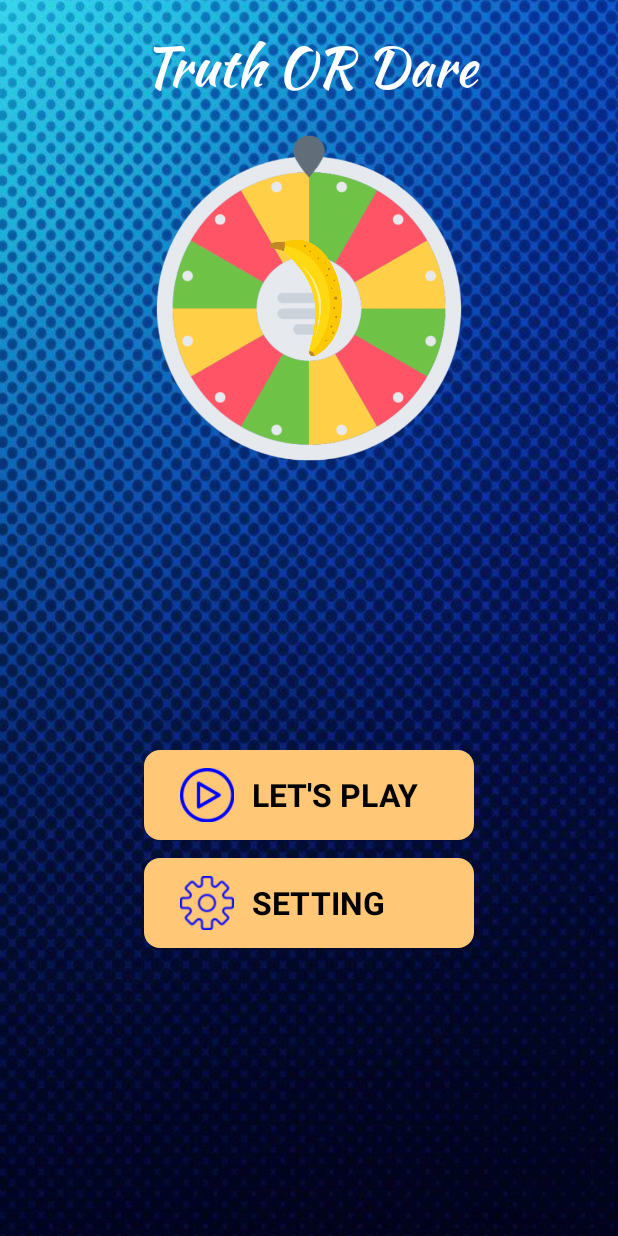
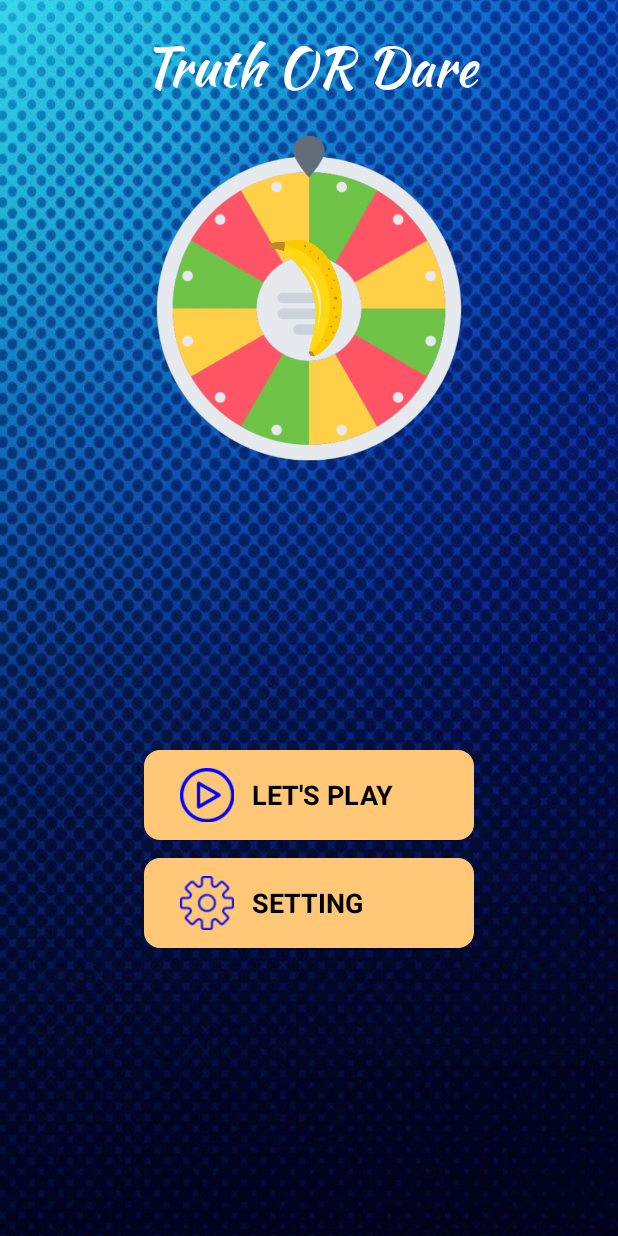
Before and after one commit to GeorgyYakunin/TruthOrDare, an Android app: the screen it shows after launch (ActivityMain), on a phone screen of 412 x 824 dp. Run offline under Robolectric (Android 15) with nearby library versions, the phone set to English and light mode, and no system bars.

Commit message:
fix some layout

```diff
--- a/app/src/main/res/layout/act_adding_players.xml
+++ b/app/src/main/res/layout/act_adding_players.xml
@@ -130,7 +130,7 @@
                 android:layout_height="wrap_content"
                 android:text="@string/lets_play"
                 android:textColor="@color/black"
-                android:textSize="21sp"
+                android:textSize="17sp"
                 android:textStyle="bold" />
         </LinearLayout>
     </RelativeLayout>
--- a/app/src/main/res/layout/act_gameplay.xml
+++ b/app/src/main/res/layout/act_gameplay.xml
@@ -99,7 +99,7 @@
                     android:text="@string/sound_on"
                     android:textAllCaps="true"
                     android:textColor="@color/black"
-                    android:textSize="21sp"
+                    android:textSize="17sp"
                     android:textStyle="bold" />
                 </LinearLayout>
             </RelativeLayout>
--- a/app/src/main/res/layout/act_setting.xml
+++ b/app/src/main/res/layout/act_setting.xml
@@ -110,7 +110,7 @@
                     android:text="@string/sound_on"
                     android:textAllCaps="true"
                     android:textColor="@color/black"
-                    android:textSize="21sp"
+                    android:textSize="17sp"
                     android:textStyle="bold" />
 
             </LinearLayout>
--- a/app/src/main/res/layout/act_truth_or_dare.xml
+++ b/app/src/main/res/layout/act_truth_or_dare.xml
@@ -83,7 +83,7 @@
                         android:drawableTint="@color/black"
                         android:text="@string/lets_play"
                         android:textColor="@color/black"
-                        android:textSize="21sp"
+                        android:textSize="18sp"
                         android:textStyle="bold" />
 
                 </LinearLayout>
@@ -107,7 +107,7 @@
                         android:layout_height="wrap_content"
                         android:text="@string/setting"
                         android:textColor="@color/black"
-                        android:textSize="21sp"
+                        android:textSize="18sp"
                         android:textStyle="bold" />
                 </LinearLayout>
 
--- a/app/src/main/res/layout/dialog_back_pressed.xml
+++ b/app/src/main/res/layout/dialog_back_pressed.xml
@@ -59,7 +59,7 @@
                     android:gravity="center_vertical"
                     android:text="@string/yes"
                     android:textColor="@color/black"
-                    android:textSize="21sp"
+                    android:textSize="17sp"
                     android:textStyle="bold" />
             </LinearLayout>
 
@@ -89,7 +89,7 @@
                     android:gravity="center_vertical"
                     android:text="@string/no"
                     android:textColor="@color/black"
-                    android:textSize="21sp"
+                    android:textSize="17sp"
                     android:textStyle="bold" />
             </LinearLayout>
         </LinearLayout>
--- a/app/src/main/res/layout/layout_question.xml
+++ b/app/src/main/res/layout/layout_question.xml
@@ -74,7 +74,7 @@
                     android:layout_height="wrap_content"
                     android:text="@string/forfeit"
                     android:textColor="@color/black"
-                    android:textSize="21sp"
+                    android:textSize="17sp"
                     android:textStyle="bold" />
                 </LinearLayout>
             </RelativeLayout>
@@ -108,7 +108,7 @@
                     android:layout_height="wrap_content"
                     android:text="@string/done"
                     android:textColor="@color/black"
-                    android:textSize="21sp"
+                    android:textSize="17sp"
                     android:textStyle="bold" />
                 </LinearLayout>
             </RelativeLayout>
```
